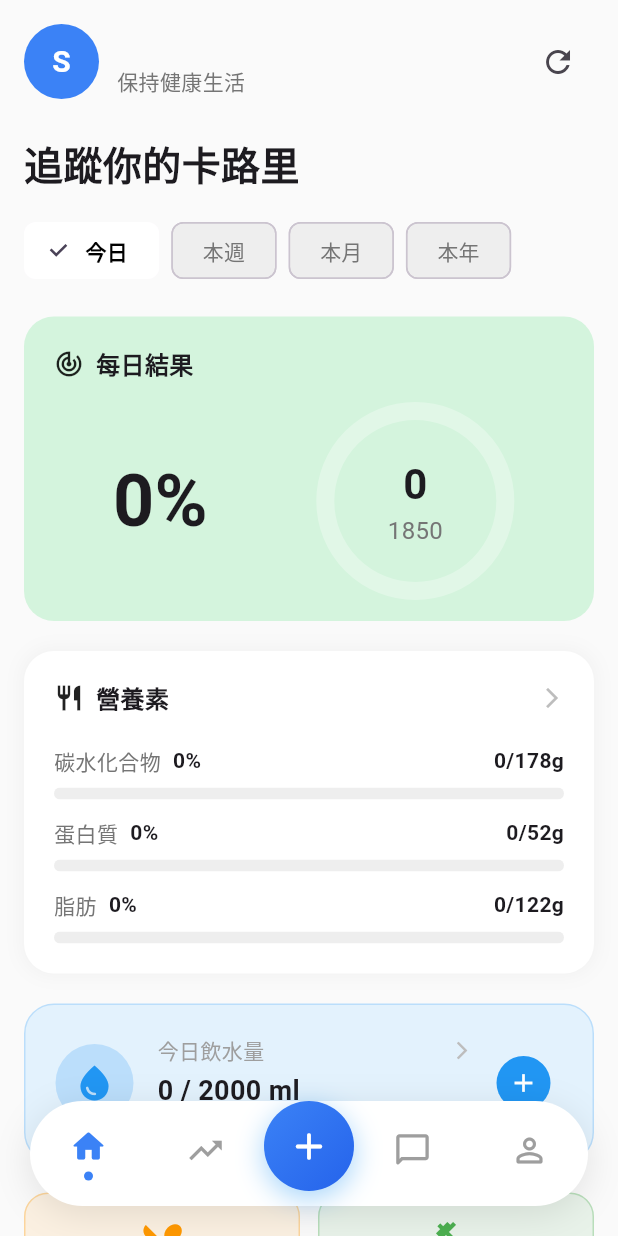
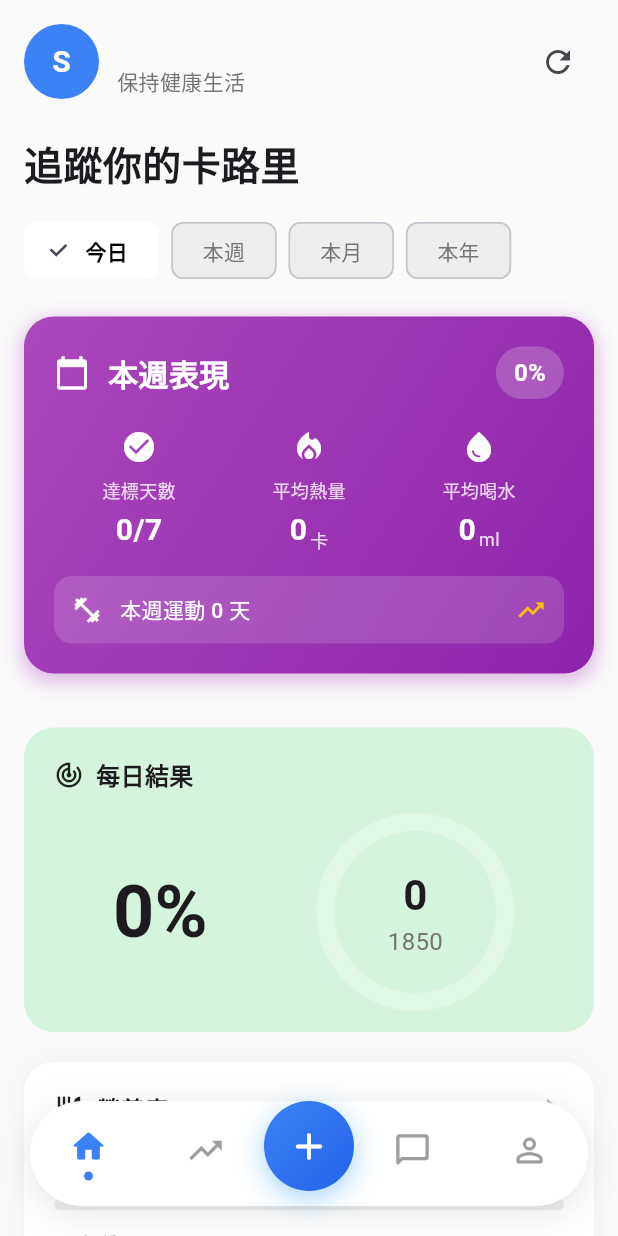
Before and after one commit to onedust1503/food_labels_app, a Flutter app: the TraineeHomePage screen opened by its route, on a phone screen of 412 x 824 dp. Run offline on Flutter 3.47's test engine with Material 3 defaults, Android fonts, the phone set to English and light mode, and no system bars; our stand-ins replace cloud_firestore, firebase_auth, firebase_core; accounts and stored records are empty.

Commit message:
更新卡牌

```diff
--- /dev/null
+++ b/lib/components/weekly_summary_card.dart
@@ -0,0 +1,195 @@
+// lib/components/weekly_summary_card.dart
+import 'package:flutter/material.dart';
+
+class WeeklySummaryCard extends StatelessWidget {
+  final int daysCompleted;
+  final int totalDays;
+  final double avgCalories;
+  final double avgWater;
+  final int workoutDays;
+
+  const WeeklySummaryCard({
+    Key? key,
+    required this.daysCompleted,
+    required this.totalDays,
+    required this.avgCalories,
+    required this.avgWater,
+    required this.workoutDays,
+  }) : super(key: key);
+
+  @override
+  Widget build(BuildContext context) {
+    final completionRate = totalDays > 0
+        ? (daysCompleted / totalDays * 100).toInt()
+        : 0;
+
+    return Container(
+      margin: const EdgeInsets.only(bottom: 16),
+      padding: const EdgeInsets.all(20),
+      decoration: BoxDecoration(
+        gradient: LinearGradient(
+          colors: [Colors.purple[400]!, Colors.purple[600]!],
+          begin: Alignment.topLeft,
+          end: Alignment.bottomRight,
+        ),
+        borderRadius: BorderRadius.circular(20),
+        boxShadow: [
+          BoxShadow(
+            color: Colors.purple.withOpacity(0.3),
+            spreadRadius: 2,
+            blurRadius: 10,
+            offset: const Offset(0, 4),
+          ),
+        ],
+      ),
+      child: Column(
+        crossAxisAlignment: CrossAxisAlignment.start,
+        children: [
+          // 標題
+          Row(
+            children: [
+              const Icon(
+                Icons.calendar_today,
+                color: Colors.white,
+                size: 24,
+              ),
+              const SizedBox(width: 12),
+              const Text(
+                '本週表現',
+                style: TextStyle(
+                  color: Colors.white,
+                  fontSize: 20,
+                  fontWeight: FontWeight.bold,
+                ),
+              ),
+              const Spacer(),
+              Container(
+                padding: const EdgeInsets.symmetric(
+                  horizontal: 12,
+                  vertical: 6,
+                ),
+                decoration: BoxDecoration(
+                  color: Colors.white.withOpacity(0.2),
+                  borderRadius: BorderRadius.circular(20),
+                ),
+                child: Text(
+                  '$completionRate%',
+                  style: const TextStyle(
+                    color: Colors.white,
+                    fontSize: 16,
+                    fontWeight: FontWeight.bold,
+                  ),
+                ),
+              ),
+            ],
+          ),
+          const SizedBox(height: 20),
+
+          // 統計數據
+          Row(
+            mainAxisAlignment: MainAxisAlignment.spaceAround,
+            children: [
+              _buildStatItem(
+                icon: Icons.check_circle,
+                label: '達標天數',
+                value: '$daysCompleted/$totalDays',
+              ),
+              _buildStatItem(
+                icon: Icons.local_fire_department,
+                label: '平均熱量',
+                value: '${avgCalories.toInt()}',
+                unit: '卡',
+              ),
+              _buildStatItem(
+                icon: Icons.water_drop,
+                label: '平均喝水',
+                value: '${avgWater.toInt()}',
+                unit: 'ml',
+              ),
+            ],
+          ),
+          const SizedBox(height: 16),
+
+          // 運動天數
+          Container(
+            padding: const EdgeInsets.all(12),
+            decoration: BoxDecoration(
+              color: Colors.white.withOpacity(0.15),
+              borderRadius: BorderRadius.circular(12),
+            ),
+            child: Row(
+              children: [
+                const Icon(
+                  Icons.fitness_center,
+                  color: Colors.white,
+                  size: 20,
+                ),
+                const SizedBox(width: 12),
+                Text(
+                  '本週運動 $workoutDays 天',
+                  style: const TextStyle(
+                    color: Colors.white,
+                    fontSize: 14,
+                    fontWeight: FontWeight.w500,
+                  ),
+                ),
+                const Spacer(),
+                Icon(
+                  workoutDays >= 3 ? Icons.emoji_events : Icons.trending_up,
+                  color: Colors.amber,
+                  size: 20,
+                ),
+              ],
+            ),
+          ),
+        ],
+      ),
+    );
+  }
+
+  Widget _buildStatItem({
+    required IconData icon,
+    required String label,
+    required String value,
+    String? unit,
+  }) {
+    return Column(
+      children: [
+        Icon(icon, color: Colors.white, size: 24),
+        const SizedBox(height: 8),
+        Text(
+          label,
+          style: TextStyle(
+            color: Colors.white.withOpacity(0.8),
+            fontSize: 12,
+          ),
+        ),
+        const SizedBox(height: 4),
+        Row(
+          crossAxisAlignment: CrossAxisAlignment.end,
+          mainAxisSize: MainAxisSize.min,
+          children: [
+            Text(
+              value,
+              style: const TextStyle(
+                color: Colors.white,
+                fontSize: 20,
+                fontWeight: FontWeight.bold,
+              ),
+            ),
+            if (unit != null) ...[
+              const SizedBox(width: 2),
+              Text(
+                unit,
+                style: TextStyle(
+                  color: Colors.white.withOpacity(0.8),
+                  fontSize: 12,
+                ),
+              ),
+            ],
+          ],
+        ),
+      ],
+    );
+  }
+}
--- a/lib/pages/home/trainee_home_page.dart
+++ b/lib/pages/home/trainee_home_page.dart
@@ -8,6 +8,7 @@ import '../nutrition/food_search_page.dart';
 import '../nutrition/nutrition_log_list_page.dart';
 import '../water/water_log_page.dart';
 import '../../services/water_service.dart';
+import '../../components/weekly_summary_card.dart';
 
 class TraineeHomePage extends StatefulWidget {
   const TraineeHomePage({super.key});
@@ -127,6 +128,31 @@ class _TraineeHomePageState extends State<TraineeHomePage> {
     }
   }
 
+  Future<Map<String, dynamic>> _loadWeeklyStats() async {
+    try {
+      final waterStats = await _waterService.getWeeklyStats();
+
+      return {
+        'daysCompleted': waterStats['daysCompleted'] ?? 0,
+        'totalDays': 7,
+        'avgCalories': todayCalories.toDouble(),
+        'avgWater': (waterStats['avgDaily'] ?? 0).toDouble(),
+        'workoutDays': 0,
+      };
+    } catch (e) {
+      if (kDebugMode) {
+        debugPrint('載入本週統計失敗: $e');
+      }
+      return {
+        'daysCompleted': 0,
+        'totalDays': 7,
+        'avgCalories': 0.0,
+        'avgWater': 0.0,
+        'workoutDays': 0,
+      };
+    }
+  }
+
   @override
   Widget build(BuildContext context) {
     if (isLoading) {
@@ -213,6 +239,26 @@ class _TraineeHomePageState extends State<TraineeHomePage> {
               const SizedBox(height: 16),
 
               _buildPeriodSelector(),
+              const SizedBox(height: 20),
+
+              // 🔥 新增本週統計卡片
+              FutureBuilder<Map<String, dynamic>>(
+                future: _loadWeeklyStats(),
+                builder: (context, snapshot) {
+                  if (!snapshot.hasData) {
+                    return const SizedBox.shrink();
+                  }
+
+                  final stats = snapshot.data!;
+                  return WeeklySummaryCard(
+                    daysCompleted: stats['daysCompleted'],
+                    totalDays: stats['totalDays'],
+                    avgCalories: stats['avgCalories'],
+                    avgWater: stats['avgWater'],
+                    workoutDays: stats['workoutDays'],
+                  );
+                },
+              ),
               const SizedBox(height: 20),
 
               _buildCalorieCard(),
```
Also changed, not shown: lib/components/improved_nutrition_card.dart (added, +277 -0 lines), lib/pages/nutrition/nutrition_log_list_page.dart (+36 -82 lines).
